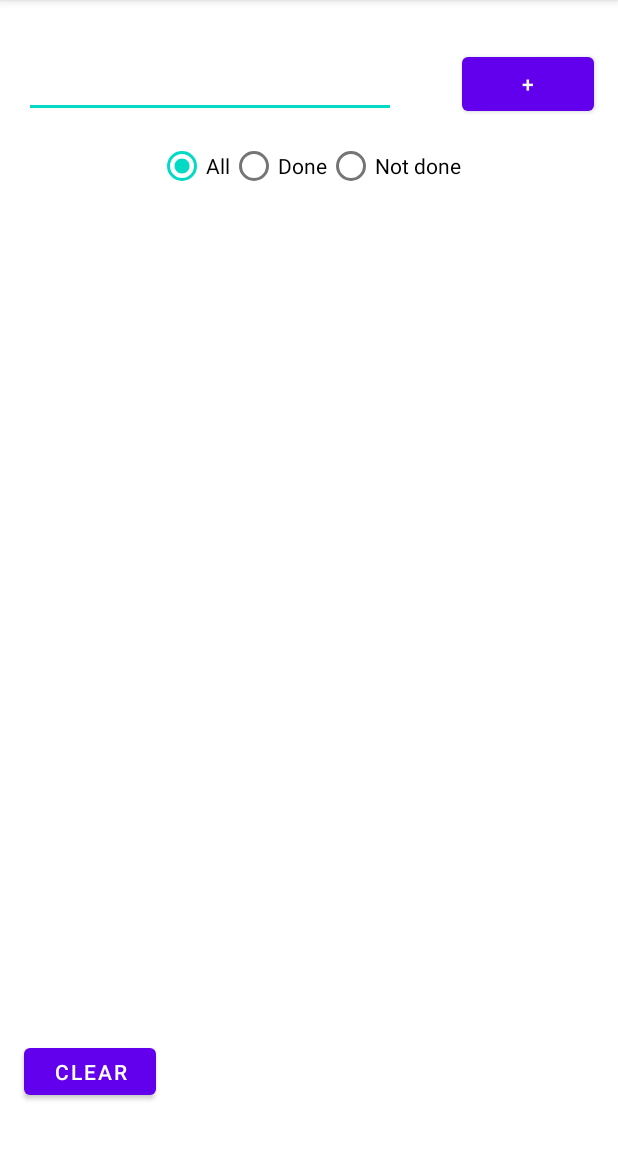
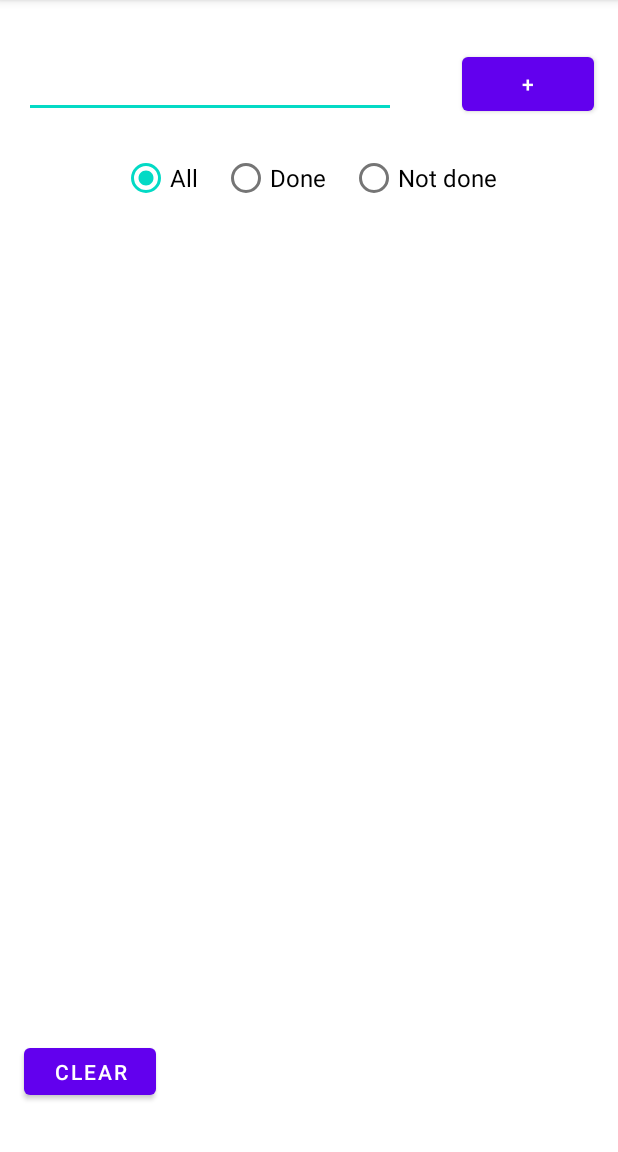
Before and after one commit to dmitryweiner/todolist-android, an Android app: the screen it shows after launch (MainActivity), on a phone screen of 412 x 824 dp, the part 84-1236 px from its top. Run offline under Robolectric (Android 15) with nearby library versions, the phone set to English and light mode, and no system bars.

Commit message:
Unsuccessful attempt to draw filtered list. TODO: https://startandroid.ru/ru/courses/architecture-components/27-course/architecture-components/567-urok-34-praktika-todoapp-tasks.html

```diff
--- a/app/src/main/java/com/dmitryweiner/todolist/TodoAdapter.java
+++ b/app/src/main/java/com/dmitryweiner/todolist/TodoAdapter.java
@@ -1,26 +1,35 @@
 package com.dmitryweiner.todolist;
 
 import android.content.Context;
-import android.util.Log;
+import android.os.Build;
 import android.view.LayoutInflater;
 import android.view.View;
 import android.view.ViewGroup;
 import android.widget.Button;
 import android.widget.CheckBox;
-import android.widget.TextView;
 
 import androidx.annotation.NonNull;
+import androidx.annotation.RequiresApi;
 import androidx.recyclerview.widget.RecyclerView;
 import java.util.ArrayList;
+import java.util.stream.Collectors;
 
 public class TodoAdapter extends RecyclerView.Adapter<TodoAdapter.ViewHolder> {
+    public static enum FILTER_MODE {
+      ALL,
+      DONE,
+      NOT_DONE
+    };
 
     private final LayoutInflater inflater;
     private final ArrayList<Todo> todos;
+    private ArrayList<Todo> filteredTodos;
+    private FILTER_MODE filterMode = FILTER_MODE.ALL;
 
     public TodoAdapter(Context context, ArrayList<Todo> todos) {
         this.inflater = LayoutInflater.from(context);
         this.todos = todos;
+        this.filteredTodos = new ArrayList<Todo>(todos);
     }
 
     @NonNull
@@ -32,7 +41,7 @@ public class TodoAdapter extends RecyclerView.Adapter<TodoAdapter.ViewHolder> {
 
     @Override
     public void onBindViewHolder(@NonNull ViewHolder holder, int position) {
-        Todo todo = this.todos.get(position);
+        Todo todo = this.filteredTodos.get(position);
         holder.checkBox.setText(todo.getTitle());
         holder.checkBox.setChecked(todo.getIsDone());
         holder.button.setTag(position);
@@ -40,9 +49,10 @@ public class TodoAdapter extends RecyclerView.Adapter<TodoAdapter.ViewHolder> {
             @Override
             public void onClick(View view) {
                 int position = holder.getAdapterPosition();
-                TodoAdapter.this.todos.remove(position);
+                TodoAdapter.this.todos.remove(TodoAdapter.this.filteredTodos.get(position));
+                TodoAdapter.this.filteredTodos.remove(position);
                 TodoAdapter.this.notifyItemRemoved(position);
-                TodoAdapter.this.notifyItemRangeChanged(position, TodoAdapter.this.todos.size());
+                TodoAdapter.this.notifyItemRangeChanged(position, TodoAdapter.this.filteredTodos.size());
             }
         });
 
@@ -50,7 +60,7 @@ public class TodoAdapter extends RecyclerView.Adapter<TodoAdapter.ViewHolder> {
             @Override
             public void onClick(View view) {
                 int position = holder.getAdapterPosition();
-                Todo todo = TodoAdapter.this.todos.get(position);
+                Todo todo = TodoAdapter.this.filteredTodos.get(position);
                 todo.toggleIsDone();
                 TodoAdapter.this.notifyItemChanged(position);
             }
@@ -59,7 +69,23 @@ public class TodoAdapter extends RecyclerView.Adapter<TodoAdapter.ViewHolder> {
 
     @Override
     public int getItemCount() {
-        return this.todos.size();
+        return this.filteredTodos.size();
+    }
+
+    @RequiresApi(api = Build.VERSION_CODES.N)
+    public void setFilterMode(FILTER_MODE filterMode) {
+        this.filterMode = filterMode;
+        switch (this.filterMode) {
+            case ALL:
+                this.filteredTodos = new ArrayList<Todo>(this.todos);
+                break;
+            case DONE:
+                this.filteredTodos = (ArrayList<Todo>) this.todos.stream().filter(Todo::getIsDone).collect(Collectors.toList());
+                break;
+            case NOT_DONE:
+                this.filteredTodos = (ArrayList<Todo>) this.todos.stream().filter(todo -> !todo.getIsDone()).collect(Collectors.toList());
+                break;
+        }
     }
 
     public static class ViewHolder extends RecyclerView.ViewHolder {
--- a/app/src/main/res/layout/activity_main.xml
+++ b/app/src/main/res/layout/activity_main.xml
@@ -71,21 +71,27 @@
             android:id="@+id/radioButtonAll"
             android:layout_width="match_parent"
             android:layout_height="wrap_content"
+            android:layout_margin="8dp"
             android:checked="true"
-            android:text="All" />
+            android:text="All"
+            android:textSize="16sp" />
 
         <RadioButton
             android:id="@+id/radioButtonDone"
             android:layout_width="match_parent"
             android:layout_height="wrap_content"
-            android:text="Done" />
+            android:layout_margin="8dp"
+            android:text="Done"
+            android:textSize="16sp" />
 
         <RadioButton
             android:id="@+id/radioButtonNotDone"
             android:layout_width="wrap_content"
             android:layout_height="wrap_content"
+            android:layout_margin="8dp"
             android:layout_weight="1"
-            android:text="Not done" />
+            android:text="Not done"
+            android:textSize="16sp" />
     </RadioGroup>
 
 </androidx.constraintlayout.widget.ConstraintLayout>
```
Also changed, not shown: app/src/main/java/com/dmitryweiner/todolist/MainActivity.java (+6 -3 lines).
